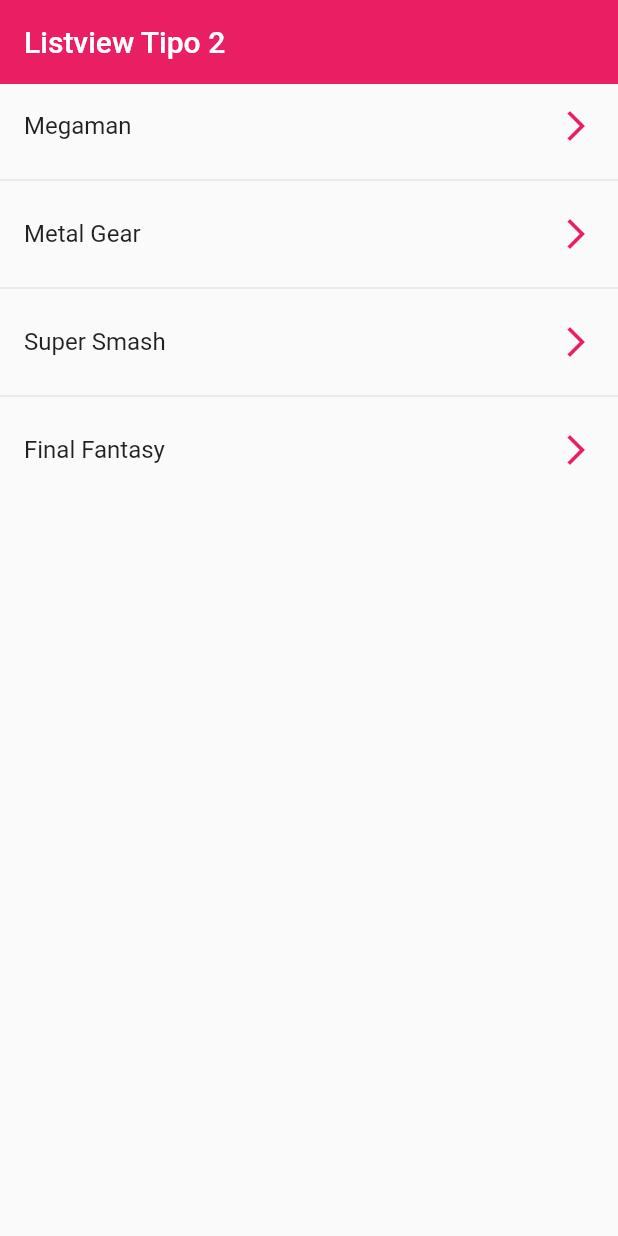
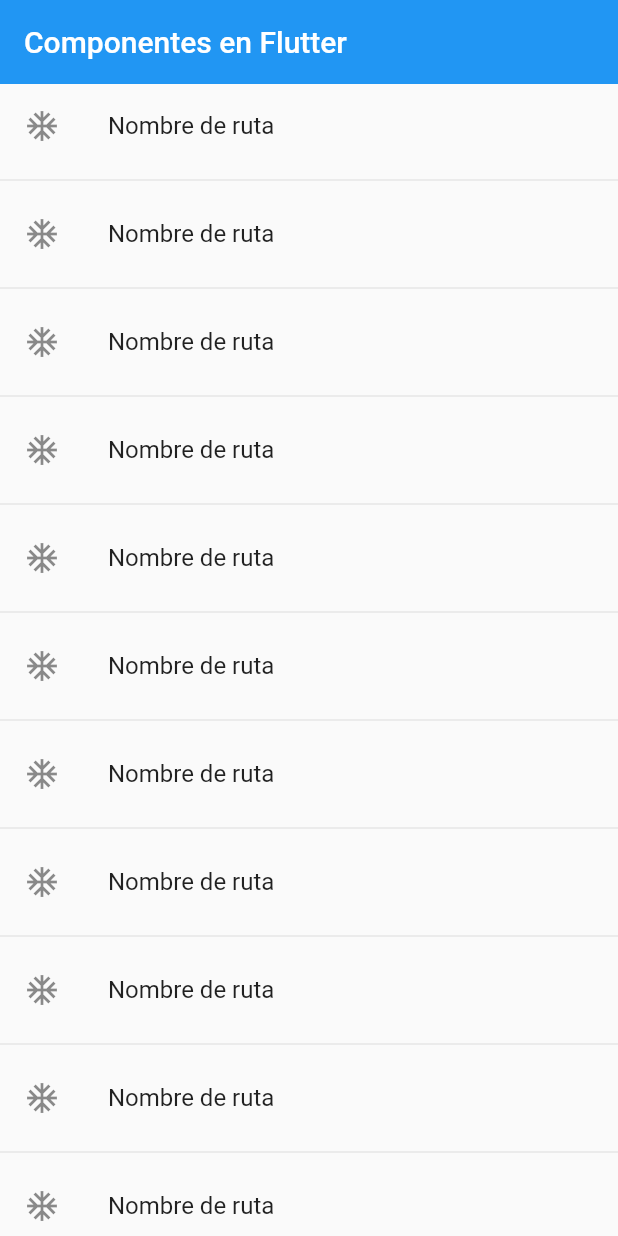
Before and after one commit to Lisandris/Listview1, a Flutter app: the screen it shows after launch, on a phone screen of 412 x 824 dp. Run offline on Flutter 3.47's test engine with Material 2 defaults, Android fonts, the phone set to English and light mode, and no system bars.

Commit message:
aprendo a navegar a nueva pantalla

```diff
--- a/lib/main.dart
+++ b/lib/main.dart
@@ -1,23 +1,35 @@
 import 'package:flutter/material.dart';
 
-import 'package:fl_components/screens/listview2_screen%20.dart';
+import 'package:fl_components/screens/screens.dart';
 
 
-void main() => runApp(MyApp());
+
+void main() => runApp( const MyApp());
 
 class MyApp extends StatelessWidget {
 
   const MyApp({Key? key}) : super(key: key);
 
 
-
-
   @override
   Widget build(BuildContext context) {
-    return const MaterialApp(
+    return MaterialApp(
       debugShowCheckedModeBanner: false,
       title: 'Material App',
-      home: Listview2Screen()
+      // home: const CardScreen(),
+      initialRoute: 'home',
+      routes: {
+      'home'     : ( BuildContext context ) => const HomeScreen(),
+      'listview1': ( BuildContext context ) => const Listview1Screen(),
+      'listview2': ( BuildContext context ) => const Listview2Screen(),
+      'alert'    : ( BuildContext context ) => const AlertScreen(),
+      'card'     : ( BuildContext context ) => const CardScreen(),
+     },
+     onGenerateRoute: (settings) {
+      return MaterialPageRoute(
+            builder: (context) => const AlertScreen(),
+      );
+     }
     );
   }
 }
--- /dev/null
+++ b/lib/screens/home_screen.dart
@@ -0,0 +1,37 @@
+import 'package:flutter/material.dart';
+
+import 'listview1_screen.dart';
+
+class HomeScreen extends StatelessWidget {
+
+  const HomeScreen({Key? key}) : super(key: key);
+
+  @override
+  Widget build(BuildContext context) {
+    return Scaffold(
+      appBar: AppBar(
+        title: const Text ('Componentes en Flutter'),
+        elevation: 0,
+      ),
+      body: ListView.separated(
+        itemBuilder: (contex, index) => ListTile(
+          leading: const Icon( Icons.ac_unit_sharp),
+          title: const Text ('Nombre de ruta'),
+          onTap: () {
+
+           //final  Route = MaterialPageRoute(
+           // builder: (context) => const Listview1Screen()
+           // );
+           //Navigator.push(context,Route );
+
+        Navigator.pushNamed(context, 'card' );
+
+          },
+        ),
+        separatorBuilder:( _, __ ) => const Divider(),
+         itemCount: 100
+      ),
+    );
+
+  }
+}
--- /dev/null
+++ b/lib/screens/screens.dart
@@ -0,0 +1,6 @@
+export 'package:fl_components/screens/listview1_screen.dart';
+export 'package:fl_components/screens/listview2_screen.dart';
+
+export 'package:fl_components/screens/alert_screen.dart';
+export 'package:fl_components/screens/card_screen.dart';
+export 'package:fl_components/screens/home_screen.dart';
```
Also changed, not shown: lib/screens/alert_screen.dart (added, +15 -0 lines), lib/screens/card_screen.dart (added, +15 -0 lines), lib/screens/listview2_screen.dart (renamed from lib/screens/listview2_screen .dart).
